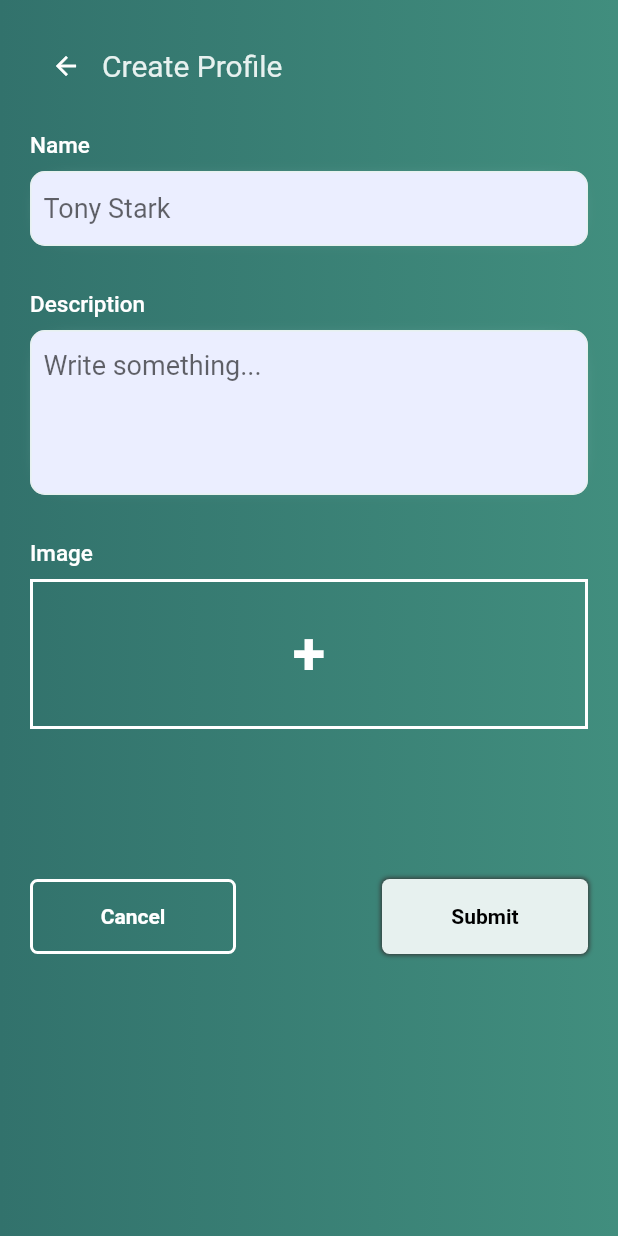
After one commit to m0hit-kumar/Friendly-Faces, a Flutter app: the AccommodationPage screen opened by its route, after a tap on the "create" icon, on a phone screen of 412 x 824 dp. The commit adds this screen. Run offline on Flutter 3.47's test engine with Material 2 defaults, Android fonts, the phone set to English and light mode, and no system bars; our stand-ins replace cloud_firestore, firebase_auth, firebase_core, firebase_storage, flutter_svg, geolocator and 4 more; accounts and stored records are empty; project files that could hold a hidden picture were left out.

Commit message:
create accomodation pages created with firebase connection

```diff
--- /dev/null
+++ b/lib/controller/accomodation_controller.dart
@@ -0,0 +1,50 @@
+import 'dart:io';
+
+import 'package:cloud_firestore/cloud_firestore.dart';
+import 'package:firebase_auth/firebase_auth.dart';
+import 'package:firebase_storage/firebase_storage.dart';
+import 'package:get/get.dart';
+
+class AccomodationController extends GetxController {
+  final _auth = FirebaseAuth.instance;
+  CollectionReference accommodation =
+      FirebaseFirestore.instance.collection('accommodation');
+
+  Future<void> createAccommodation(
+      String name, String about, File img, GeoPoint loc) async {
+    final user = _auth.currentUser?.uid;
+    var imgUrl = await uploadImageToFirebase(img, user!);
+    final createAccommodation = {
+      'name': name,
+      'about': about,
+      "loc": loc,
+      'image': imgUrl,
+    };
+
+    accommodation
+        .doc(user)
+        .set(createAccommodation)
+        .then((value) => {
+              print("000000000000 accommodation Created"),
+              Get.toNamed("/accommodationPage")
+            })
+        .catchError(
+            (error) => print("000000000000Failed to Create user: $error"));
+  }
+
+  Future<String?> uploadImageToFirebase(File file, String fileName) async {
+    try {
+      Reference reference =
+          FirebaseStorage.instance.ref().child('accommodation/$fileName');
+
+      await reference.putFile(file);
+
+      String downloadUrl = await reference.getDownloadURL();
+      print("000000000000000$downloadUrl");
+      return downloadUrl;
+    } catch (e) {
+      print('00000000000000000Error uploading image to Firebase: $e');
+      return null;
+    }
+  }
+}
--- a/lib/controller/database_controller.dart
+++ b/lib/controller/database_controller.dart
@@ -12,8 +12,8 @@ class DatabaseController extends ConcreteGetxController {
   CollectionReference chatRooms =
       FirebaseFirestore.instance.collection('chatRoom');
 
-  Future<void> createProfile(
-      String name, String email, DateTime dob, String proffesion) async {
+  Future<void> createProfile(String name, String email, DateTime dob,
+      String proffesion, String selectedAvatar) async {
     final user = _auth.currentUser?.uid;
     // print("000000000000000000 $user");
 
@@ -23,7 +23,8 @@ class DatabaseController extends ConcreteGetxController {
       'dob': {"date": dob.day, "month": dob.month, "year": dob.year},
       'proffesion': proffesion,
       "chattingWith": [],
-      "requests": []
+      "requests": [],
+      "profile": selectedAvatar == "" ? "one" : selectedAvatar
     };
     bool isExist = await userExist();
     if (isExist) {
--- a/lib/main.dart
+++ b/lib/main.dart
@@ -4,6 +4,7 @@ import 'package:friendly_faces/pages/auth/auth_page.dart';
 import 'package:friendly_faces/pages/auth/create_profile.dart';
 import 'package:friendly_faces/pages/dashboard/accommodation_page.dart';
 import 'package:friendly_faces/pages/dashboard/connection_page.dart';
+import 'package:friendly_faces/pages/dashboard/create_accomodation.dart';
 import 'package:friendly_faces/pages/dashboard/homepage.dart';
 import 'package:friendly_faces/pages/dashboard/find_connection.dart';
 import 'package:friendly_faces/pages/dashboard/request_page.dart';
@@ -74,6 +75,10 @@ class MyApp extends StatelessWidget {
           name: "/accommodationPage",
           page: () => const AccommodationPage(),
         ),
+        GetPage(
+          name: "/createAccommodationPage",
+          page: () => const CreateAccomodation(),
+        ),
         // GetPage(
         //   name: "/mylocation",
         //   page: () => const MapScreen(),
--- a/lib/pages/dashboard/accommodation_page.dart
+++ b/lib/pages/dashboard/accommodation_page.dart
@@ -1,4 +1,5 @@
 import 'package:flutter/material.dart';
+import 'package:get/get.dart';
 
 class AccommodationPage extends StatefulWidget {
   const AccommodationPage({super.key});
@@ -12,16 +13,23 @@ class _AccommodationPageState extends State<AccommodationPage> {
   Widget build(BuildContext context) {
     return SafeArea(
         child: Scaffold(
+      floatingActionButton: FloatingActionButton(
+        onPressed: () {
+          Get.toNamed("createAccommodationPage");
+        },
+        tooltip: 'Increment',
+        child: const Icon(
+          Icons.create,
+          color: Colors.white,
+        ),
+      ),
       backgroundColor: const Color(0xFF32726C),
       body: Column(children: [
         Padding(
           padding: const EdgeInsets.only(top: 20),
           child: Row(
-            // ignore: prefer_const_literals_to_create_immutables
-            //mainAxisAlignment: MainAxisAlignment.spaceBetween,
-            // ignore: prefer_const_literals_to_create_immutables
-            children: [
-              const Padding(
+            children: const [
+              Padding(
                 padding: EdgeInsets.only(left: 20),
                 child: Icon(
                   Icons.arrow_back_ios_rounded,
@@ -31,8 +39,8 @@ class _AccommodationPageState extends State<AccommodationPage> {
               ),
               // ignore: prefer_const_constructors
               Padding(
-                padding: const EdgeInsets.only(left: 20),
-                child: const Center(
+                padding: EdgeInsets.only(left: 20),
+                child: Center(
                   child: Text(
                     "Accomodation",
                     style: TextStyle(
@@ -43,10 +51,9 @@ class _AccommodationPageState extends State<AccommodationPage> {
                 ),
               ),
 
-              // ignore: prefer_const_constructors
               Padding(
-                padding: const EdgeInsets.only(left: 60),
-                child: const Icon(
+                padding: EdgeInsets.only(left: 60),
+                child: Icon(
                   Icons.account_circle_rounded,
                   color: Colors.white,
                   size: 38,
@@ -60,7 +67,7 @@ class _AccommodationPageState extends State<AccommodationPage> {
           child: TextField(
             cursorColor: Colors.black,
             decoration: InputDecoration(
-              fillColor: Color.fromARGB(255, 231, 241, 239),
+              fillColor: const Color.fromARGB(255, 231, 241, 239),
               filled: true,
               border: OutlineInputBorder(
                   borderRadius: BorderRadius.circular(20),
--- /dev/null
+++ b/lib/pages/dashboard/create_accomodation.dart
@@ -0,0 +1,291 @@
+import 'dart:io';
+import 'dart:async';
+import 'package:cloud_firestore/cloud_firestore.dart';
+import 'package:flutter/material.dart';
+import 'package:friendly_faces/constants/constants.dart';
+import 'package:friendly_faces/constants/decoration.dart';
+import 'package:friendly_faces/controller/accomodation_controller.dart';
+import 'package:friendly_faces/widgets/image_picker_dialog.dart';
+import 'package:get/get.dart';
+
+class CreateAccomodation extends StatefulWidget {
+  const CreateAccomodation({super.key});
+
+  @override
+  State<CreateAccomodation> createState() => _CreateAccomodationState();
+}
+
+class _CreateAccomodationState extends State<CreateAccomodation> {
+  final DecorationClass decoration = DecorationClass();
+  final accomodation = Get.put(AccomodationController());
+  TextEditingController name = TextEditingController();
+  TextEditingController description = TextEditingController();
+
+  File? _imageFile;
+  Future<void> _showImagePicker() async {
+    await showDialog(
+      context: context,
+      builder: (context) {
+        return ImagePickerDialog(
+          imageFile: _imageFile,
+          onImageSelected: (File? imageFile) {
+            setState(() {
+              _imageFile = imageFile;
+            });
+          },
+        );
+      },
+    );
+  }
+
+  final constants = Get.put(Constants());
+  @override
+  Widget build(BuildContext context) {
+    return SafeArea(
+      child: Scaffold(
+        body: Container(
+            decoration: decoration.background,
+            width: Get.width,
+            height: Get.height,
+            child: Padding(
+              padding: const EdgeInsets.all(20.0),
+              child: SingleChildScrollView(
+                child: Column(
+                  crossAxisAlignment: CrossAxisAlignment.start,
+                  children: [
+                    Row(
+                      children: [
+                        IconButton(
+                            onPressed: () {
+                              Get.back();
+                            },
+                            icon: const Icon(
+                              Icons.arrow_back,
+                              color: Colors.white,
+                              size: 20,
+                            )),
+                        Text(
+                          "Create Profile",
+                          style: TextStyle(
+                            fontSize: 20,
+                            color: constants.whiteBackground,
+                          ),
+                        ),
+                      ],
+                    ),
+                    const SizedBox(
+                      height: 20,
+                    ),
+                    const Padding(
+                      padding: EdgeInsets.only(bottom: 8.0),
+                      child: Text(
+                        "Name",
+                        style: TextStyle(
+                            color: Colors.white,
+                            fontSize: 15,
+                            fontWeight: FontWeight.w500),
+                      ),
+                    ),
+                    Container(
+                      decoration: BoxDecoration(
+                        boxShadow: const [
+                          BoxShadow(
+                            color: Color(0xffa3b1c6), // darker color
+                          ),
+                          BoxShadow(
+                            color: Color(0xffe0e5ec), // background color
+                            spreadRadius: -12.0,
+                            blurRadius: 12.0,
+                          ),
+                        ],
+                        color: constants.inputBackgroundColor,
+                        borderRadius: BorderRadius.circular(10),
+                        border: Border.all(color: constants.whiteBackground),
+                      ),
+                      // width: 60,
+                      height: 50,
+                      child: Padding(
+                        padding: const EdgeInsets.only(left: 8.0, right: 8.0),
+                        child: TextFormField(
+                          controller: name,
+                          decoration: const InputDecoration(
+                            hintText: "Tony Stark",
+                            border: InputBorder.none,
+                          ),
+                          autofocus: false,
+                          style: const TextStyle(
+                              fontSize: 18,
+                              color: Color.fromARGB(255, 19, 19, 19)),
+                          textAlign: TextAlign.left,
+                        ),
+                      ),
+                    ),
+                    const SizedBox(
+                      height: 30.0,
+                    ),
+                    const Padding(
+                      padding: EdgeInsets.only(bottom: 8.0),
+                      child: Text(
+                        "Description",
+                        style: TextStyle(
+                            color: Colors.white,
+                            fontSize: 15,
+                            fontWeight: FontWeight.w500),
+                      ),
+                    ),
+                    Container(
+                      decoration: BoxDecoration(
+                        boxShadow: const [
+                          BoxShadow(
+                            color: Color(0xffa3b1c6), // darker color
+                          ),
+                          BoxShadow(
+                            color: Color(0xffe0e5ec), // background color
+                            spreadRadius: -12.0,
+                            blurRadius: 12.0,
+                          ),
+                        ],
+                        color: constants.inputBackgroundColor,
+                        borderRadius: BorderRadius.circular(10),
+                        border: Border.all(color: constants.whiteBackground),
+                      ),
+                      // width: 60,
+                      // height: ,
+                      child: Padding(
+                        padding: const EdgeInsets.only(left: 8.0, right: 8.0),
+                        child: TextFormField(
+                          maxLines: 4,
+                          controller: description,
+                          decoration: const InputDecoration(
+                            hintText: "Write something...",
+                            border: InputBorder.none,
+                          ),
+                          autofocus: false,
+                          style: const TextStyle(
+                              fontSize: 18,
+                              color: Color.fromARGB(255, 19, 19, 19)),
+                          textAlign: TextAlign.left,
+                        ),
+                      ),
+                    ),
+                    SizedBox(
+                      width: Get.width,
+                      height: 30.0,
+                    ),
+                    const Padding(
+                      padding: EdgeInsets.only(bottom: 8.0),
+                      child: Text(
+                        "Image",
+                        style: TextStyle(
+                            color: Colors.white,
+                            fontSize: 15,
+                            fontWeight: FontWeight.w500),
+                      ),
+                    ),
+                    InkWell(
+                      onTap: () {
+                        _showImagePicker();
+                      },
+                      child: Container(
+                        height: 100,
+                        decoration: BoxDecoration(
+                          border: Border.all(
+                            color: Colors.white,
+                            width: 2,
+                            // style: BorderStyle.dashed,
+                          ),
+                          shape: BoxShape.rectangle,
+                        ),
+                        child: Center(
+                          child: _imageFile != null
+                              ? Image.file(_imageFile!)
+                              : const Text(
+                                  '+',
+                                  style: TextStyle(
+                                    color: Colors.white,
+                                    fontSize: 40,
+                                    fontWeight: FontWeight.bold,
+                                  ),
+                                ),
+                        ),
+                      ),
+                    ),
+                    const SizedBox(height: 100.0),
+                    Row(
+                      mainAxisAlignment: MainAxisAlignment.spaceBetween,
+                      children: [
+                        InkWell(
+                          onTap: () {
+                            Get.back(canPop: true);
+                          },
+                          child: Container(
+                            decoration: BoxDecoration(
+                              border: Border.all(width: 2, color: Colors.white),
+                              borderRadius: const BorderRadius.all(
+                                Radius.circular(5.0),
+                              ),
+                            ),
+                            width: Get.width / 3,
+                            height: 50,
+                            child: const Center(
+                              child: Text("Cancel",
+                                  style: TextStyle(
+                                      color: Colors.white,
+                                      fontWeight: FontWeight.w600)),
+                            ),
+                          ),
+                        ),
+                        InkWell(
+                          onTap: () {
+                            try {
+                              var nameValue = name.text.trim();
+                              var descriptionValue = description.text.trim();
+                              // print("0000000000 $nameValue $descriptionValue ");
+                              if (nameValue.isNotEmpty ||
+                                  descriptionValue.isNotEmpty) {
+                                accomodation.createAccommodation(
+                                  "hi",
+                                  "need a room",
+                                  _imageFile!,
+                                  const GeoPoint(20, 20),
+                                );
+                                print(
+                                    "0000000000 $nameValue $descriptionValue ");
+                              }
+                            } catch (e) {
+                              print("000000000000000000 $e");
+                            }
+                          },
+                          child: Container(
+                            decoration: BoxDecoration(
+                              boxShadow: const [
+                                BoxShadow(
+                                    color: Color.fromARGB(255, 53, 52, 52),
+                                    blurRadius: 2.0,
+                                    spreadRadius: 0.3)
+                              ],
+                              color: constants.whiteBackground,
+                              borderRadius: const BorderRadius.all(
+                                Radius.circular(5.0),
+                              ),
+                            ),
+                            width: Get.width / 3,
+                            height: 50,
+                            child: const Center(
+                              child: Text("Submit",
+                                  style: TextStyle(
+                                      color: Colors.black,
+                                      fontWeight: FontWeight.w600)),
+                            ),
+                          ),
+                        ),
+                      ],
+                    )
+                  ],
+                ),
+              ),
+            )),
+      ),
+    );
+  }
+}
--- a/lib/pages/dashboard/trial.dart
+++ b/lib/pages/dashboard/trial.dart
@@ -56,7 +56,7 @@ class _RotatingCircleState extends State<RotatingCircle> {
                   constsnts
                       .centerRightColor, // Darker color atLighter color at edges
                 ],
-                stops: [0.2, 1.0],
+                stops: const [0.2, 1.0],
               ),
               boxShadow: [
                 BoxShadow(
--- a/pubspec.yaml
+++ b/pubspec.yaml
@@ -43,11 +43,13 @@ dependencies:
   geolocator: ^9.0.2
   latlong2: ^0.8.1
   fluttertoast: ^8.2.1
+  image_picker: ^0.8.6+4
   # flutter_google_places: ^0.3.0
   # flutter_typeahead: ^4.3.6
   # google_maps_flutter: ^2.2.4
   geocoding: ^2.0.5
   shared_preferences: ^2.0.18
+  firebase_storage: ^11.0.14
 
 dev_dependencies:
   flutter_test:
@@ -80,6 +82,10 @@ flutter:
     - assets/images/login_svg.svg
     - assets/images/login_img.png
     - assets/images/group.png
+    - assets/images/one.jpg
+    - assets/images/two.jpg
+    - assets/images/three.jpg
+    - assets/images/four.jpg
 
   # An image asset can refer to one or more resolution-specific "variants", see
   # https://flutter.dev/assets-and-images/#resolution-aware
```
Also changed, not shown: lib/pages/auth/create_profile.dart (+105 -11 lines), lib/pages/dashboard/find_connection.dart (+7 -7 lines), lib/pages/dashboard/homepage.dart (+14 -10 lines), lib/widgets/image_picker_dialog.dart (added, +82 -0 lines), assets/images/four.jpg (added), assets/images/one.jpg (added), assets/images/three.jpg (added), assets/images/two.jpg (added), pubspec.lock, 1 other file.
